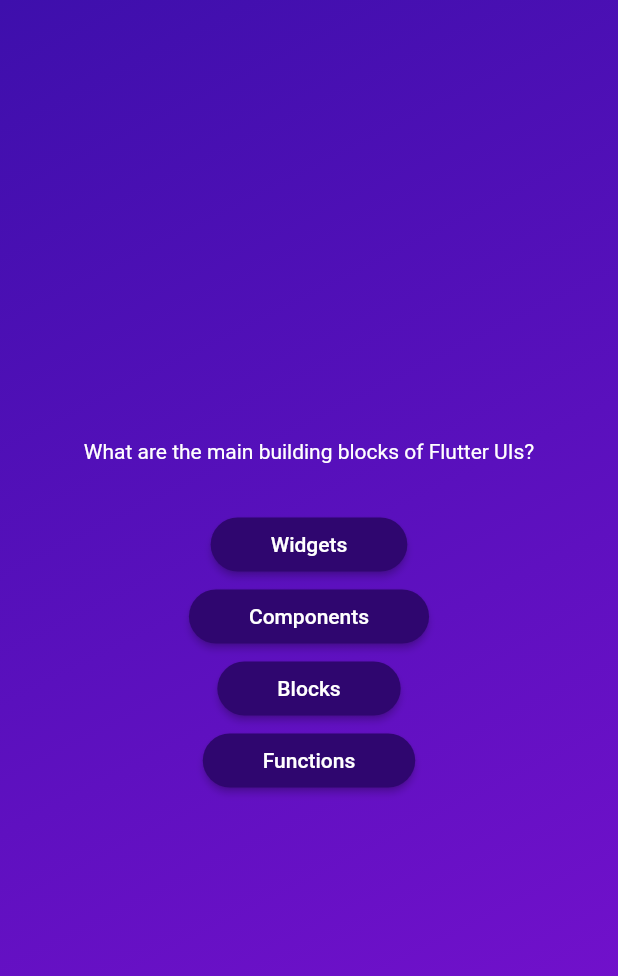
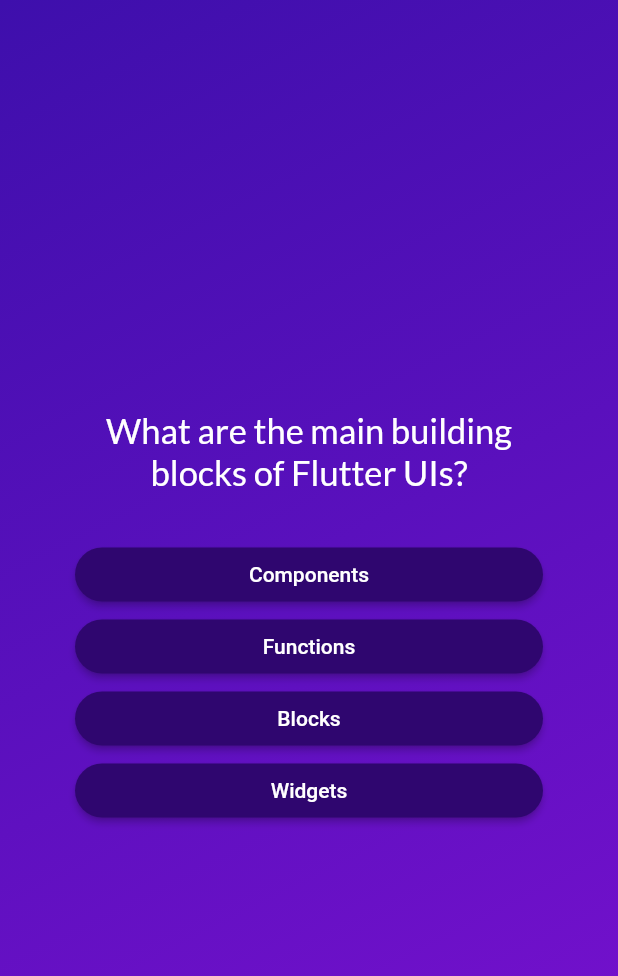
Before and after one commit to Indranilsen2005/Demo_Quiz_App, a Flutter app: the screen it shows after launch, after a tap on "Start Quiz", on a phone screen of 412 x 824 dp. Shown: the top 976 px of the screen. Run offline on Flutter 3.47's test engine with Material 2 defaults, Android fonts, the phone set to English and light mode, and no system bars; our stand-ins replace google_fonts.

Commit message:
Question screen change functionality added

```diff
--- a/lib/answer_button.dart
+++ b/lib/answer_button.dart
@@ -23,7 +23,10 @@ class AnswerButton extends StatelessWidget {
         ),
       ),
       onPressed: onTap,
-      child: Text(answerText),
+      child: Text(
+        answerText,
+        textAlign: TextAlign.center,
+      ),
     );
   }
 }
--- a/lib/models/quiz_questions.dart
+++ b/lib/models/quiz_questions.dart
@@ -3,4 +3,10 @@ class QuizQuestion {
 
   final String question;
   final List<String> answer;
+
+  List<String> getShuffledAnswer() {
+    final shuffledAnswer = List.of(answer);
+    shuffledAnswer.shuffle();
+    return shuffledAnswer;
+  }
 }
--- a/lib/questions_screen.dart
+++ b/lib/questions_screen.dart
@@ -1,6 +1,7 @@
 import 'package:flutter/material.dart';
 import 'package:quiz_app/answer_button.dart';
 import 'package:quiz_app/data/questions.dart';
+import 'package:google_fonts/google_fonts.dart';
 
 class QuestionsScreen extends StatefulWidget {
   const QuestionsScreen({super.key});
@@ -10,27 +11,40 @@ class QuestionsScreen extends StatefulWidget {
 }
 
 class _QuestionsScreenState extends State<QuestionsScreen> {
+  var currentQuestionIndex = 0;
+  void onTapAnswer() {
+    setState(() {
+      currentQuestionIndex++;
+    });
+  }
+
   @override
   Widget build(BuildContext context) {
-    var currentQuestion = questions[0];
+    var currentQuestion = questions[currentQuestionIndex];
 
     return SizedBox(
       width: double.infinity,
+      child: Container(
+        margin: const EdgeInsets.all(50),
         child: Column(
           mainAxisAlignment: MainAxisAlignment.center,
+          crossAxisAlignment: CrossAxisAlignment.stretch,
           children: [
             Text(
               currentQuestion.question,
-            style: const TextStyle(
+              style: GoogleFonts.lato(
                 color: Colors.white,
+                fontSize: 23,
+                // fontWeight: FontWeight.bold,
               ),
+              textAlign: TextAlign.center,
             ),
             const SizedBox(height: 30),
-          AnswerButton(answerText: currentQuestion.answer[0], onTap: () {}),
-          AnswerButton(answerText: currentQuestion.answer[1], onTap: () {}),
-          AnswerButton(answerText: currentQuestion.answer[2], onTap: () {}),
-          AnswerButton(answerText: currentQuestion.answer[3], onTap: () {}),
+            ...currentQuestion.getShuffledAnswer().map((answer) {
+              return AnswerButton(answerText: answer, onTap: onTapAnswer);
+            }),
           ],
+        ),
       ),
     );
   }
--- a/lib/quiz.dart
+++ b/lib/quiz.dart
@@ -27,9 +27,8 @@ class _QuizState extends State<Quiz> {
 
   @override
   Widget build(BuildContext context) {
-
     Widget activeWidget = StartScreen(switchScreen);
-    if (activeScreen=='questions-screen') {
+    if (activeScreen == 'questions-screen') {
       activeWidget = const QuestionsScreen();
     }
 
--- a/lib/start_screen.dart
+++ b/lib/start_screen.dart
@@ -1,4 +1,5 @@
 import 'package:flutter/material.dart';
+import 'package:google_fonts/google_fonts.dart';
 
 class StartScreen extends StatelessWidget {
   const StartScreen(this.startQuiz, {super.key});
@@ -19,9 +20,9 @@ class StartScreen extends StatelessWidget {
           const SizedBox(
             height: 60,
           ),
-          const Text(
+          Text(
             'Learn Flutter the fun way!',
-            style: TextStyle(
+            style: GoogleFonts.lato(
               color: Colors.white,
               fontSize: 25,
             ),
--- a/pubspec.yaml
+++ b/pubspec.yaml
@@ -35,6 +35,7 @@ dependencies:
   # The following adds the Cupertino Icons font to your application.
   # Use with the CupertinoIcons class for iOS style icons.
   cupertino_icons: ^1.0.2
+  google_fonts: ^5.0.0
 
 dev_dependencies:
   flutter_test:
```
Also changed, not shown: pubspec.lock, 1 other file. Lines whose indentation alone changed are shown as unchanged.
